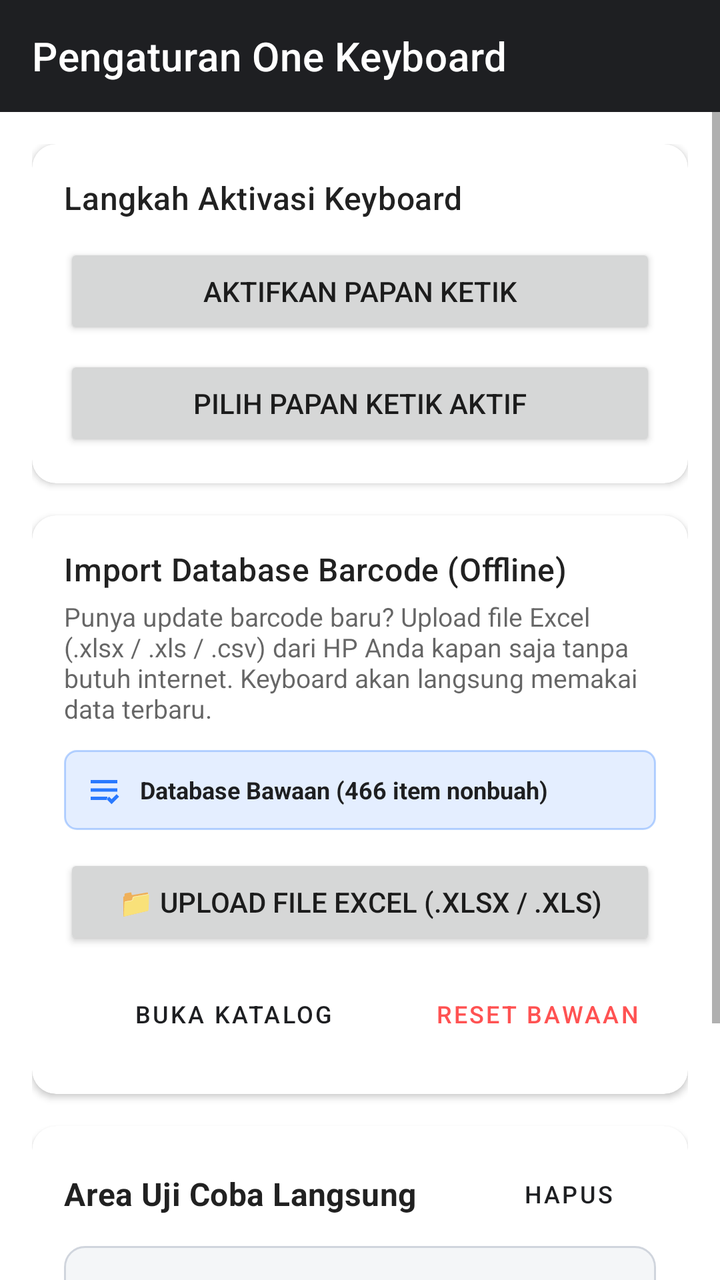
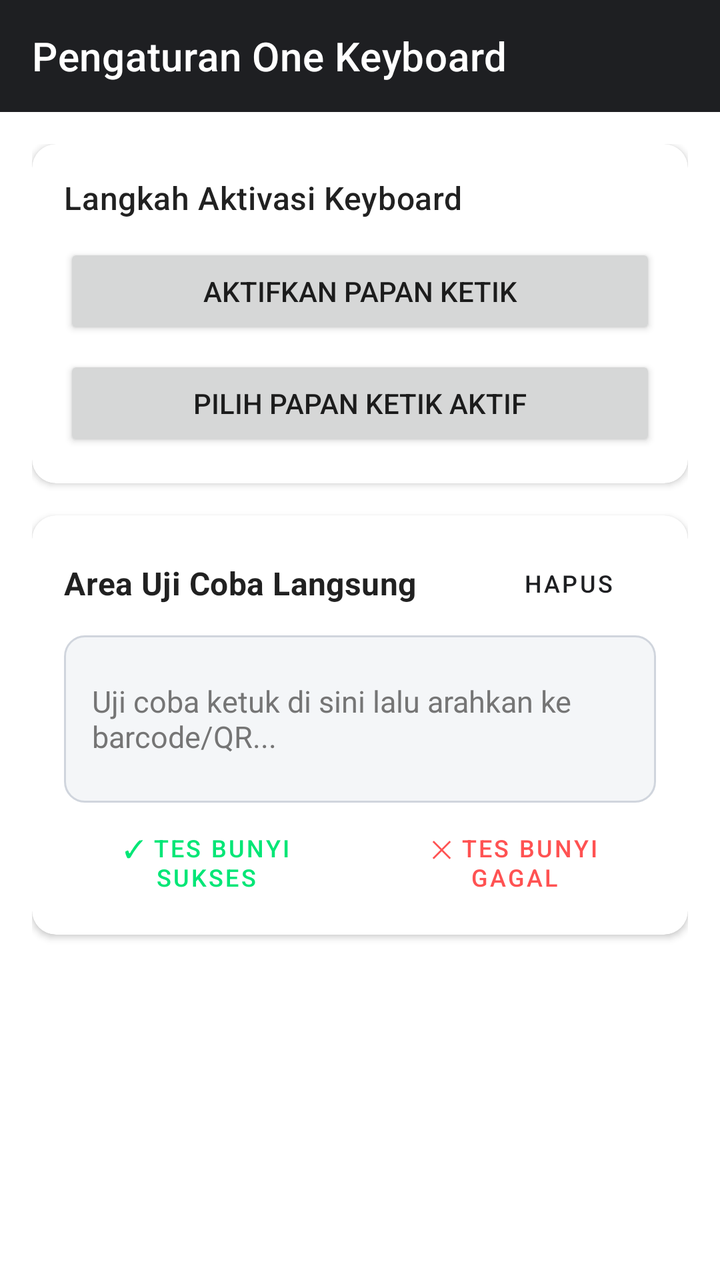

The first picture is an Android layout as it rendered before a commit; the second is the same layout after the commit. The layout source and the unified diff follow.
<!-- AndroidManifest.xml: activity theme AppTheme.NoActionBar -->
<!-- res/layout/activity_settings.xml -->
<?xml version="1.0" encoding="utf-8"?>
<LinearLayout xmlns:android="http://schemas.android.com/apk/res/android"
    xmlns:app="http://schemas.android.com/apk/res-auto"
    android:layout_width="match_parent"
    android:layout_height="match_parent"
    android:orientation="vertical">

    <androidx.appcompat.widget.Toolbar
        android:id="@+id/toolbar"
        android:layout_width="match_parent"
        android:layout_height="?attr/actionBarSize"
        android:background="?attr/colorPrimary"
        app:title="@string/settings_title"
        app:titleTextColor="#FFFFFF" />

    <ScrollView
        android:layout_width="match_parent"
        android:layout_height="match_parent"
        android:fillViewport="true">

        <LinearLayout
            android:layout_width="match_parent"
            android:layout_height="wrap_content"
            android:orientation="vertical"
            android:padding="16dp">

            
            <com.google.android.material.card.MaterialCardView
                android:layout_width="match_parent"
                android:layout_height="wrap_content"
                android:layout_marginBottom="16dp"
                app:cardCornerRadius="12dp"
                app:cardElevation="2dp">

                <LinearLayout
                    android:layout_width="match_parent"
                    android:layout_height="wrap_content"
                    android:orientation="vertical"
                    android:padding="16dp">

                    <TextView
                        android:layout_width="wrap_content"
                        android:layout_height="wrap_content"
                        android:text="Langkah Aktivasi Keyboard"
                        android:textAppearance="?attr/textAppearanceHeadline6"
                        android:textSize="16sp" />

                    <Button
                        android:id="@+id/btnEnableKeyboard"
                        android:layout_width="match_parent"
                        android:layout_height="wrap_content"
                        android:layout_marginTop="12dp"
                        android:text="@string/enable_keyboard_title" />

                    <Button
                        android:id="@+id/btnSelectKeyboard"
                        android:layout_width="match_parent"
                        android:layout_height="wrap_content"
                        android:layout_marginTop="8dp"
                        android:text="@string/select_keyboard_title" />

                </LinearLayout>
            </com.google.android.material.card.MaterialCardView>

            
            <com.google.android.material.card.MaterialCardView
                android:layout_width="match_parent"
                android:layout_height="wrap_content"
                android:layout_marginBottom="16dp"
                app:cardCornerRadius="12dp"
                app:cardElevation="2dp">

                <LinearLayout
                    android:layout_width="match_parent"
                    android:layout_height="wrap_content"
                    android:orientation="vertical"
                    android:padding="16dp">

                    <TextView
                        android:layout_width="wrap_content"
                        android:layout_height="wrap_content"
                        android:text="Import Database Barcode (Offline)"
                        android:textAppearance="?attr/textAppearanceHeadline6"
                        android:textSize="16sp" />

                    <TextView
                        android:layout_width="wrap_content"
                        android:layout_height="wrap_content"
                        android:layout_marginTop="4dp"
                        android:text="Punya update barcode baru? Upload file Excel (.xlsx / .xls / .csv) dari HP Anda kapan saja tanpa butuh internet. Keyboard akan langsung memakai data terbaru."
                        android:textColor="?android:attr/textColorSecondary"
                        android:textSize="13sp" />

                    
                    <LinearLayout
                        android:layout_width="match_parent"
                        android:layout_height="wrap_content"
                        android:layout_marginTop="12dp"
                        android:background="@drawable/bg_barcode_pill"
                        android:gravity="center_vertical"
                        android:orientation="horizontal"
                        android:padding="10dp">

                        <ImageView
                            android:layout_width="20dp"
                            android:layout_height="20dp"
                            android:layout_marginEnd="8dp"
                            android:src="@drawable/ic_inventory"
                            app:tint="@color/heliboard_accent" />

                        <TextView
                            android:id="@+id/tvImportStatus"
                            android:layout_width="0dp"
                            android:layout_height="wrap_content"
                            android:layout_weight="1"
                            android:text="Database Bawaan (466 item nonbuah)"
                            android:textColor="?android:attr/textColorPrimary"
                            android:textSize="12sp"
                            android:textStyle="bold" />

                    </LinearLayout>

                    
                    <Button
                        android:id="@+id/btnImportExcel"
                        android:layout_width="match_parent"
                        android:layout_height="wrap_content"
                        android:layout_marginTop="12dp"
                        android:text="📁 Upload File Excel (.xlsx / .xls)" />

                    
                    <LinearLayout
                        android:layout_width="match_parent"
                        android:layout_height="wrap_content"
                        android:layout_marginTop="8dp"
                        android:orientation="horizontal">

                        <Button
                            android:id="@+id/btnOpenCatalog"
                            style="@style/Widget.MaterialComponents.Button.OutlinedButton"
                            android:layout_width="0dp"
                            android:layout_height="wrap_content"
                            android:layout_weight="1"
                            android:layout_marginEnd="4dp"
                            android:text="Buka Katalog"
                            android:textSize="12sp" />

                        <Button
                            android:id="@+id/btnResetCatalog"
                            style="@style/Widget.MaterialComponents.Button.TextButton"
                            android:layout_width="wrap_content"
                            android:layout_height="wrap_content"
                            android:layout_marginStart="4dp"
                            android:text="Reset Bawaan"
                            android:textColor="#FF5252"
                            android:textSize="12sp" />

                    </LinearLayout>

                </LinearLayout>
            </com.google.android.material.card.MaterialCardView>

            
            <com.google.android.material.card.MaterialCardView
                android:layout_width="match_parent"
                android:layout_height="wrap_content"
                android:layout_marginBottom="16dp"
                app:cardCornerRadius="12dp"
                app:cardElevation="2dp">

                <LinearLayout
                    android:layout_width="match_parent"
                    android:layout_height="wrap_content"
                    android:orientation="vertical"
                    android:padding="16dp">

                    <LinearLayout
                        android:layout_width="match_parent"
                        android:layout_height="wrap_content"
                        android:gravity="center_vertical"
                        android:orientation="horizontal">

                        <TextView
                            android:layout_width="0dp"
                            android:layout_height="wrap_content"
                            android:layout_weight="1"
                            android:text="@string/test_area_label"
                            android:textAppearance="?attr/textAppearanceSubtitle1"
                            android:textStyle="bold" />

                        <Button
                            android:id="@+id/btnClearTestInput"
                            style="@style/Widget.MaterialComponents.Button.TextButton"
                            android:layout_width="wrap_content"
                            android:layout_height="36dp"
                            android:text="Hapus"
                            android:textSize="12sp" />

                    </LinearLayout>

                    <EditText
                        android:id="@+id/etTestInput"
                        android:layout_width="match_parent"
                        android:layout_height="wrap_content"
                        android:layout_marginTop="8dp"
                        android:background="@drawable/bg_test_input"
                        android:hint="@string/test_area_hint"
                        android:inputType="textMultiLine"
                        android:minLines="3"
                        android:padding="14dp"
                        android:textColor="@color/test_input_text"
                        android:textColorHint="@color/test_input_hint"
                        android:textCursorDrawable="@drawable/cursor_drawable"
                        android:textSize="15sp" />

                    <LinearLayout
                        android:layout_width="match_parent"
                        android:layout_height="wrap_content"
                        android:layout_marginTop="10dp"
                        android:orientation="horizontal">

                        <Button
                            android:id="@+id/btnTestSuccess"
                            style="@style/Widget.MaterialComponents.Button.OutlinedButton"
                            android:layout_width="0dp"
                            android:layout_height="40dp"
                            android:layout_weight="1"
                            android:layout_marginEnd="6dp"
                            android:text="✓ Tes Bunyi Sukses"
                            android:textColor="#00E676"
                            android:textSize="12sp" />

                        <Button
                            android:id="@+id/btnTestFailure"
                            style="@style/Widget.MaterialComponents.Button.OutlinedButton"
                            android:layout_width="0dp"
                            android:layout_height="40dp"
                            android:layout_weight="1"
                            android:layout_marginStart="6dp"
                            android:text="✕ Tes Bunyi Gagal"
                            android:textColor="#FF5252"
                            android:textSize="12sp" />
                    </LinearLayout>

                </LinearLayout>
            </com.google.android.material.card.MaterialCardView>

            
            <FrameLayout
                android:id="@+id/preferencesContainer"
                android:layout_width="match_parent"
                android:layout_height="wrap_content" />

        </LinearLayout>
    </ScrollView>

</LinearLayout>
<!-- resources referenced by this layout -->
<resources>
  <color name="heliboard_accent">#2979FF</color>
  <color name="test_input_hint">#757575</color>
  <color name="test_input_text">#1A1C1E</color>
  <!-- drawable bg_barcode_pill (drawable) -->
  <?xml version="1.0" encoding="utf-8"?>
  <shape xmlns:android="http://schemas.android.com/apk/res/android"
      android:shape="rectangle">
      <corners android:radius="6dp" />
      <solid android:color="#202979FF" />
      <stroke android:width="1dp" android:color="#502979FF" />
  </shape>
  <!-- drawable bg_test_input (drawable) -->
  <?xml version="1.0" encoding="utf-8"?>
  <selector xmlns:android="http://schemas.android.com/apk/res/android">
      <item android:state_focused="true">
          <shape android:shape="rectangle">
              <corners android:radius="10dp" />
              <stroke android:width="2dp" android:color="@color/heliboard_accent" />
              <solid android:color="@color/test_input_bg" />
          </shape>
      </item>
      <item>
          <shape android:shape="rectangle">
              <corners android:radius="10dp" />
              <stroke android:width="1dp" android:color="@color/test_input_stroke" />
              <solid android:color="@color/test_input_bg" />
          </shape>
      </item>
  </selector>
  <!-- drawable cursor_drawable (drawable) -->
  <?xml version="1.0" encoding="utf-8"?>
  <shape xmlns:android="http://schemas.android.com/apk/res/android"
      android:shape="rectangle">
      <size android:width="2dp" />
      <solid android:color="@color/heliboard_accent" />
  </shape>
  <!-- drawable ic_inventory (drawable) -->
  <vector xmlns:android="http://schemas.android.com/apk/res/android"
      android:width="24dp"
      android:height="24dp"
      android:viewportWidth="24"
      android:viewportHeight="24">
      <path
          android:fillColor="#FFFFFFFF"
          android:pathData="M4,6H20V8H4V6M4,11H20V13H4V11M4,16H14V18H4V16M19.5,14.5L16.5,17.5L15,16L13.5,17.5L16.5,20.5L21,16L19.5,14.5Z" />
  </vector>
  <string name="enable_keyboard_title">Aktifkan Papan Ketik</string>
  <string name="select_keyboard_title">Pilih Papan Ketik Aktif</string>
  <string name="settings_title">Pengaturan One Keyboard</string>
  <string name="test_area_hint">Uji coba ketuk di sini lalu arahkan ke barcode/QR...</string>
  <string name="test_area_label">Area Uji Coba Langsung</string>
  <style name="AppTheme.NoActionBar">
          <item name="windowActionBar">false</item>
          <item name="windowNoTitle">true</item>
      </style>
  <color name="test_input_bg">#F4F6F8</color>
  <color name="test_input_stroke">#D0D5DD</color>
</resources>

<!-- the commit's change to res/layout/activity_settings.xml (unified diff, before → after) -->
@@ -58,104 +58,6 @@
                         android:layout_height="wrap_content"
                         android:layout_marginTop="8dp"
                         android:text="@string/select_keyboard_title" />
-
-                </LinearLayout>
-            </com.google.android.material.card.MaterialCardView>
-
-            
-            <com.google.android.material.card.MaterialCardView
-                android:layout_width="match_parent"
-                android:layout_height="wrap_content"
-                android:layout_marginBottom="16dp"
-                app:cardCornerRadius="12dp"
-                app:cardElevation="2dp">
-
-                <LinearLayout
-                    android:layout_width="match_parent"
-                    android:layout_height="wrap_content"
-                    android:orientation="vertical"
-                    android:padding="16dp">
-
-                    <TextView
-                        android:layout_width="wrap_content"
-                        android:layout_height="wrap_content"
-                        android:text="Import Database Barcode (Offline)"
-                        android:textAppearance="?attr/textAppearanceHeadline6"
-                        android:textSize="16sp" />
-
-                    <TextView
-                        android:layout_width="wrap_content"
-                        android:layout_height="wrap_content"
-                        android:layout_marginTop="4dp"
-                        android:text="Punya update barcode baru? Upload file Excel (.xlsx / .xls / .csv) dari HP Anda kapan saja tanpa butuh internet. Keyboard akan langsung memakai data terbaru."
-                        android:textColor="?android:attr/textColorSecondary"
-                        android:textSize="13sp" />
-
-                    
-                    <LinearLayout
-                        android:layout_width="match_parent"
-                        android:layout_height="wrap_content"
-                        android:layout_marginTop="12dp"
-                        android:background="@drawable/bg_barcode_pill"
-                        android:gravity="center_vertical"
-                        android:orientation="horizontal"
-                        android:padding="10dp">
-
-                        <ImageView
-                            android:layout_width="20dp"
-                            android:layout_height="20dp"
-                            android:layout_marginEnd="8dp"
-                            android:src="@drawable/ic_inventory"
-                            app:tint="@color/heliboard_accent" />
-
-                        <TextView
-                            android:id="@+id/tvImportStatus"
-                            android:layout_width="0dp"
-                            android:layout_height="wrap_content"
-                            android:layout_weight="1"
-                            android:text="Database Bawaan (466 item nonbuah)"
-                            android:textColor="?android:attr/textColorPrimary"
-                            android:textSize="12sp"
-                            android:textStyle="bold" />
-
-                    </LinearLayout>
-
-                    
-                    <Button
-                        android:id="@+id/btnImportExcel"
-                        android:layout_width="match_parent"
-                        android:layout_height="wrap_content"
-                        android:layout_marginTop="12dp"
-                        android:text="📁 Upload File Excel (.xlsx / .xls)" />
-
-                    
-                    <LinearLayout
-                        android:layout_width="match_parent"
-                        android:layout_height="wrap_content"
-                        android:layout_marginTop="8dp"
-                        android:orientation="horizontal">
-
-                        <Button
-                            android:id="@+id/btnOpenCatalog"
-                            style="@style/Widget.MaterialComponents.Button.OutlinedButton"
-                            android:layout_width="0dp"
-                            android:layout_height="wrap_content"
-                            android:layout_weight="1"
-                            android:layout_marginEnd="4dp"
-                            android:text="Buka Katalog"
-                            android:textSize="12sp" />
-
-                        <Button
-                            android:id="@+id/btnResetCatalog"
-                            style="@style/Widget.MaterialComponents.Button.TextButton"
-                            android:layout_width="wrap_content"
-                            android:layout_height="wrap_content"
-                            android:layout_marginStart="4dp"
-                            android:text="Reset Bawaan"
-                            android:textColor="#FF5252"
-                            android:textSize="12sp" />
-
-                    </LinearLayout>
 
                 </LinearLayout>
             </com.google.android.material.card.MaterialCardView>
<!-- resource entries referenced after the edit -->
@@ -1,16 +1,7 @@
 <!-- resources referenced by this layout -->
 <resources>
-  <color name="heliboard_accent">#2979FF</color>
   <color name="test_input_hint">#757575</color>
   <color name="test_input_text">#1A1C1E</color>
-  <!-- drawable bg_barcode_pill (drawable) -->
-  <?xml version="1.0" encoding="utf-8"?>
-  <shape xmlns:android="http://schemas.android.com/apk/res/android"
-      android:shape="rectangle">
-      <corners android:radius="6dp" />
-      <solid android:color="#202979FF" />
-      <stroke android:width="1dp" android:color="#502979FF" />
-  </shape>
   <!-- drawable bg_test_input (drawable) -->
   <?xml version="1.0" encoding="utf-8"?>
   <selector xmlns:android="http://schemas.android.com/apk/res/android">
@@ -36,16 +27,6 @@
       <size android:width="2dp" />
       <solid android:color="@color/heliboard_accent" />
   </shape>
-  <!-- drawable ic_inventory (drawable) -->
-  <vector xmlns:android="http://schemas.android.com/apk/res/android"
-      android:width="24dp"
-      android:height="24dp"
-      android:viewportWidth="24"
-      android:viewportHeight="24">
-      <path
-          android:fillColor="#FFFFFFFF"
-          android:pathData="M4,6H20V8H4V6M4,11H20V13H4V11M4,16H14V18H4V16M19.5,14.5L16.5,17.5L15,16L13.5,17.5L16.5,20.5L21,16L19.5,14.5Z" />
-  </vector>
   <string name="enable_keyboard_title">Aktifkan Papan Ketik</string>
   <string name="select_keyboard_title">Pilih Papan Ketik Aktif</string>
   <string name="settings_title">Pengaturan One Keyboard</string>
@@ -55,6 +36,7 @@
           <item name="windowActionBar">false</item>
           <item name="windowNoTitle">true</item>
       </style>
+  <color name="heliboard_accent">#2979FF</color>
   <color name="test_input_bg">#F4F6F8</color>
   <color name="test_input_stroke">#D0D5DD</color>
 </resources>
